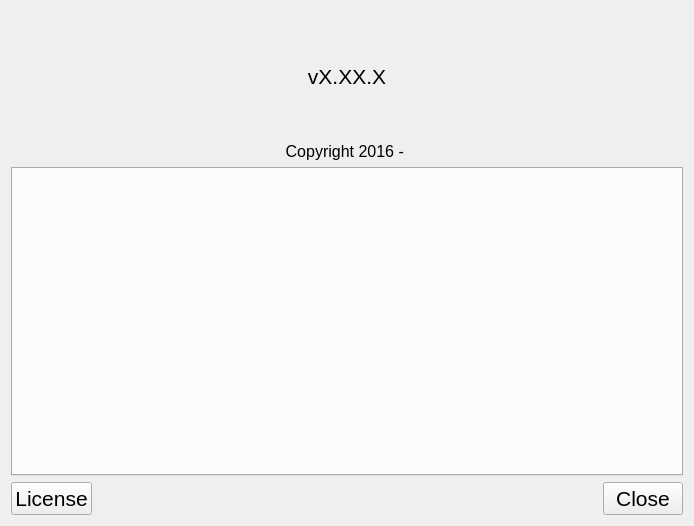
Pinguinsan/QMineSweeper, file forms/AboutApplicationWidget.ui: the form before one commit.
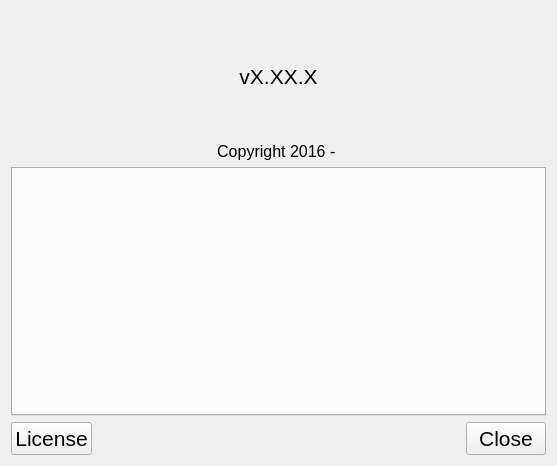
The form after the commit. Icons and pictures are not drawn.

Patch:
```diff
--- a/forms/AboutApplicationWidget.ui
+++ b/forms/AboutApplicationWidget.ui
@@ -6,8 +6,8 @@
    <rect>
     <x>0</x>
     <y>0</y>
-    <width>694</width>
-    <height>526</height>
+    <width>557</width>
+    <height>466</height>
    </rect>
   </property>
   <property name="windowTitle">
```
